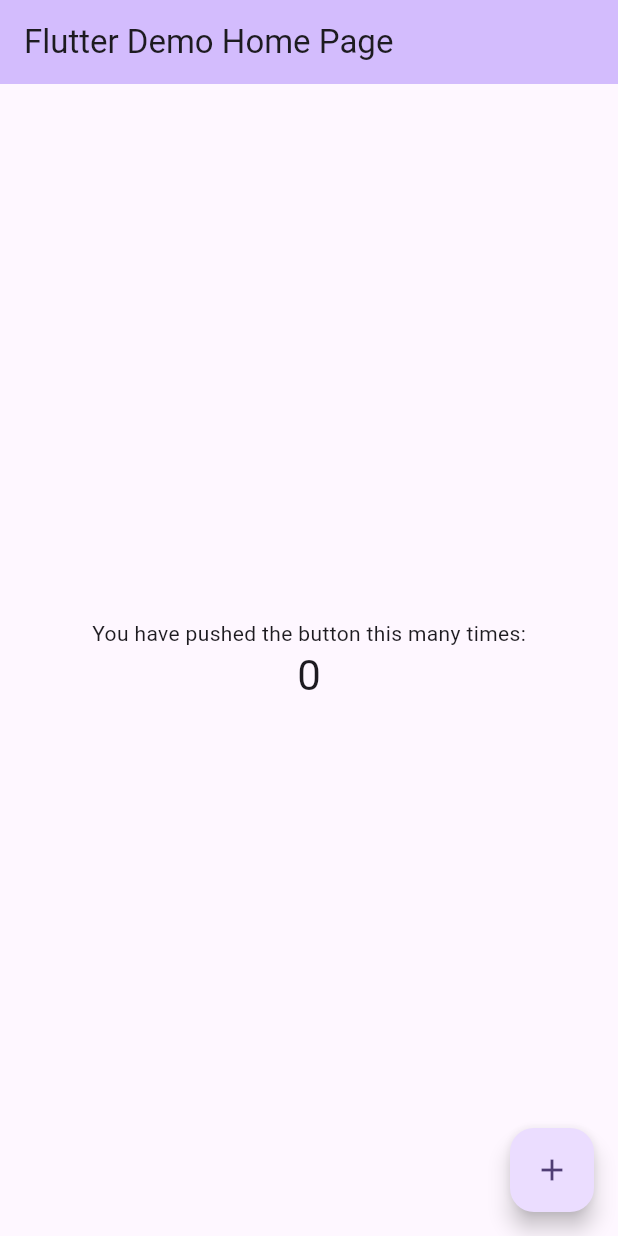
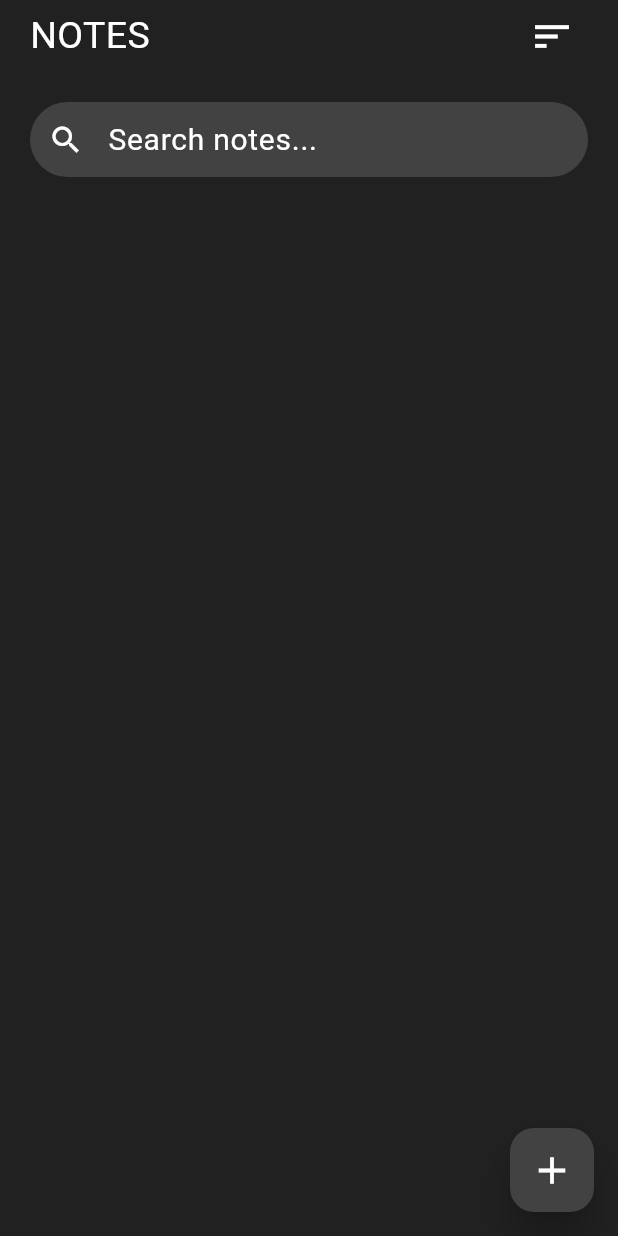
Before and after one commit to zack-04/notes_app, a Flutter app: the screen it shows after launch, on a phone screen of 412 x 824 dp. Run offline on Flutter 3.47's test engine with Material 3 defaults, Android fonts, the phone set to English and light mode, and no system bars.

Commit message:
added home screen and colors file

```diff
--- /dev/null
+++ b/lib/constants/colors.dart
@@ -0,0 +1,14 @@
+import 'package:flutter/material.dart';
+
+List<Color> backgroundColors = const [
+  Color(0xFFCCE5FF),
+  Color(0xFFD7F9E9),
+  Color(0xFFFFF8E1),
+  Color(0xFFF5E6CC),
+  Color(0xFFFFD6D6),
+  Color(0xFFE5E5E5),
+  Color(0xFFFFF0F0),
+  Color(0xFFE6F9FF),
+  Color(0xFFD4EDDA),
+  Color(0xFFFFF3CD),
+];
--- /dev/null
+++ b/lib/home_screen.dart
@@ -0,0 +1,80 @@
+import 'package:flutter/material.dart';
+import 'package:flutter/widgets.dart';
+
+class HomeScreen extends StatelessWidget {
+  const HomeScreen({super.key});
+
+  @override
+  Widget build(BuildContext context) {
+    return Scaffold(
+      backgroundColor: Colors.grey.shade900,
+      body: SafeArea(
+        child: Padding(
+          padding: const EdgeInsets.symmetric(horizontal: 20),
+          child: Column(
+            children: [
+              Row(
+                mainAxisAlignment: MainAxisAlignment.spaceBetween,
+                children: [
+                  Text(
+                    'NOTES',
+                    style: TextStyle(
+                      fontSize: 25,
+                      color: Colors.white,
+                    ),
+                  ),
+                  IconButton(
+                    onPressed: () {},
+                    icon: Icon(
+                      Icons.sort,
+                      color: Colors.white,
+                      size: 30,
+                    ),
+                  ),
+                ],
+              ),
+              SizedBox(
+                height: 20,
+              ),
+              TextField(
+                decoration: InputDecoration(
+                  contentPadding: EdgeInsets.symmetric(vertical: 10),
+                  hintText: 'Search notes...',
+                  hintStyle: TextStyle(color: Colors.white, fontSize: 20),
+                  prefixIcon: Icon(
+                    Icons.search,
+                    color: Colors.white,
+                  ),
+                  fillColor: Colors.grey.shade800,
+                  filled: true,
+                  focusedBorder: OutlineInputBorder(
+                    borderRadius: BorderRadius.circular(30),
+                    borderSide: BorderSide(
+                      color: Colors.transparent,
+                    ),
+                  ),
+                  enabledBorder: OutlineInputBorder(
+                    borderRadius: BorderRadius.circular(30),
+                    borderSide: BorderSide(
+                      color: Colors.transparent,
+                    ),
+                  ),
+                ),
+              )
+            ],
+          ),
+        ),
+      ),
+      floatingActionButton: FloatingActionButton(
+        onPressed: () {},
+        backgroundColor: Colors.grey.shade800,
+        elevation: 10,
+        child: Icon(
+          Icons.add,
+          size: 30,
+          color: Colors.white,
+        ),
+      ),
+    );
+  }
+}
--- a/lib/main.dart
+++ b/lib/main.dart
@@ -1,4 +1,5 @@
 import 'package:flutter/material.dart';
+import 'package:notes_app/home_screen.dart';
 
 void main() {
   runApp(const MyApp());
@@ -7,119 +8,15 @@ void main() {
 class MyApp extends StatelessWidget {
   const MyApp({super.key});
 
-  // This widget is the root of your application.
   @override
   Widget build(BuildContext context) {
     return MaterialApp(
       title: 'Flutter Demo',
       theme: ThemeData(
-        // This is the theme of your application.
-        //
-        // TRY THIS: Try running your application with "flutter run". You'll see
-        // the application has a purple toolbar. Then, without quitting the app,
-        // try changing the seedColor in the colorScheme below to Colors.green
-        // and then invoke "hot reload" (save your changes or press the "hot
-        // reload" button in a Flutter-supported IDE, or press "r" if you used
-        // the command line to start the app).
-        //
-        // Notice that the counter didn't reset back to zero; the application
-        // state is not lost during the reload. To reset the state, use hot
-        // restart instead.
-        //
-        // This works for code too, not just values: Most code changes can be
-        // tested with just a hot reload.
         colorScheme: ColorScheme.fromSeed(seedColor: Colors.deepPurple),
         useMaterial3: true,
       ),
-      home: const MyHomePage(title: 'Flutter Demo Home Page'),
+      home: const HomeScreen(),
     );
   }
 }
-
-class MyHomePage extends StatefulWidget {
-  const MyHomePage({super.key, required this.title});
-
-  // This widget is the home page of your application. It is stateful, meaning
-  // that it has a State object (defined below) that contains fields that affect
-  // how it looks.
-
-  // This class is the configuration for the state. It holds the values (in this
-  // case the title) provided by the parent (in this case the App widget) and
-  // used by the build method of the State. Fields in a Widget subclass are
-  // always marked "final".
-
-  final String title;
-
-  @override
-  State<MyHomePage> createState() => _MyHomePageState();
-}
-
-class _MyHomePageState extends State<MyHomePage> {
-  int _counter = 0;
-
-  void _incrementCounter() {
-    setState(() {
-      // This call to setState tells the Flutter framework that something has
-      // changed in this State, which causes it to rerun the build method below
-      // so that the display can reflect the updated values. If we changed
-      // _counter without calling setState(), then the build method would not be
-      // called again, and so nothing would appear to happen.
-      _counter++;
-    });
-  }
-
-  @override
-  Widget build(BuildContext context) {
-    // This method is rerun every time setState is called, for instance as done
-    // by the _incrementCounter method above.
-    //
-    // The Flutter framework has been optimized to make rerunning build methods
-    // fast, so that you can just rebuild anything that needs updating rather
-    // than having to individually change instances of widgets.
-    return Scaffold(
-      appBar: AppBar(
-        // TRY THIS: Try changing the color here to a specific color (to
-        // Colors.amber, perhaps?) and trigger a hot reload to see the AppBar
-        // change color while the other colors stay the same.
-        backgroundColor: Theme.of(context).colorScheme.inversePrimary,
-        // Here we take the value from the MyHomePage object that was created by
-        // the App.build method, and use it to set our appbar title.
-        title: Text(widget.title),
-      ),
-      body: Center(
-        // Center is a layout widget. It takes a single child and positions it
-        // in the middle of the parent.
-        child: Column(
-          // Column is also a layout widget. It takes a list of children and
-          // arranges them vertically. By default, it sizes itself to fit its
-          // children horizontally, and tries to be as tall as its parent.
-          //
-          // Column has various properties to control how it sizes itself and
-          // how it positions its children. Here we use mainAxisAlignment to
-          // center the children vertically; the main axis here is the vertical
-          // axis because Columns are vertical (the cross axis would be
-          // horizontal).
-          //
-          // TRY THIS: Invoke "debug painting" (choose the "Toggle Debug Paint"
-          // action in the IDE, or press "p" in the console), to see the
-          // wireframe for each widget.
-          mainAxisAlignment: MainAxisAlignment.center,
-          children: <Widget>[
-            const Text(
-              'You have pushed the button this many times:',
-            ),
-            Text(
-              '$_counter',
-              style: Theme.of(context).textTheme.headlineMedium,
-            ),
-          ],
-        ),
-      ),
-      floatingActionButton: FloatingActionButton(
-        onPressed: _incrementCounter,
-        tooltip: 'Increment',
-        child: const Icon(Icons.add),
-      ), // This trailing comma makes auto-formatting nicer for build methods.
-    );
-  }
-}
```
